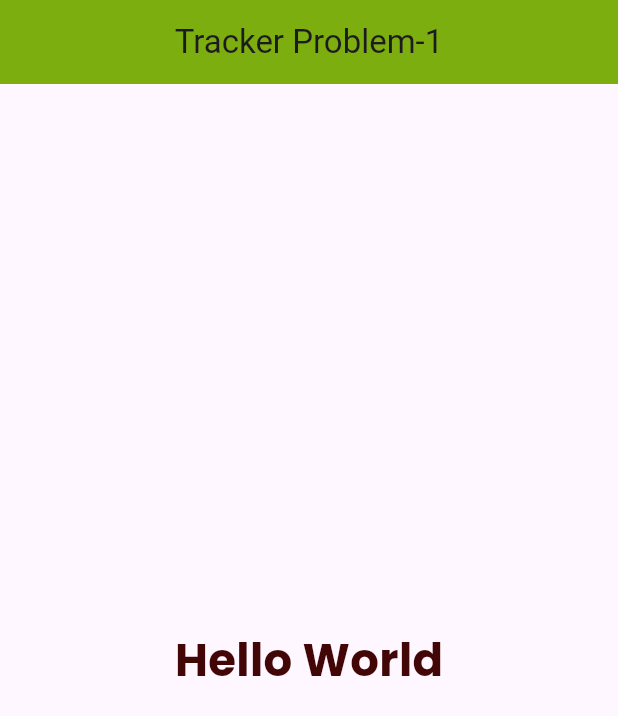
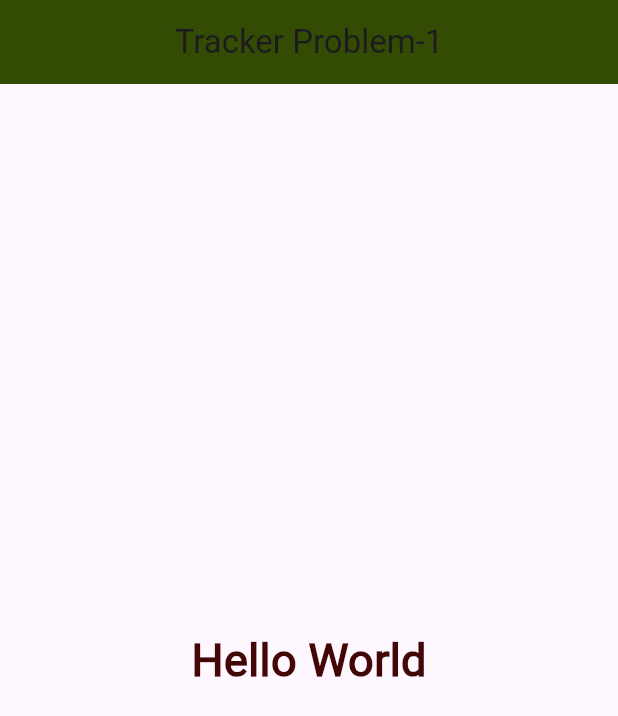
Before and after one commit to Md-Rahatil/tracker_sheet, a Flutter app: the screen it shows after launch, on a phone screen of 412 x 824 dp. Shown: the top 716 px of the screen. Run offline on Flutter 3.47's test engine with Material 3 defaults, Android fonts, the light colour scheme and no system bars; our stand-ins replace animated_text_kit, image_picker, timezone.

Commit message:
custom font

```diff
--- a/lib/task_1.dart
+++ b/lib/task_1.dart
@@ -9,13 +9,13 @@ class Task_1 extends StatelessWidget {
     return Scaffold(
       appBar: AppBar(
         title: const Center(child: Text("Tracker Problem-1")),
-        backgroundColor: const Color.fromARGB(255, 124, 174, 15),
+        backgroundColor: const Color.fromARGB(255, 52, 75, 4),
       ),
       body: Center(
         child: Text(
           "Hello World",
           style: TextStyle(
-            fontFamily: 'Poppins',
+            fontFamily: 'Roboto',
             fontSize: 30,
             color: const Color.fromARGB(255, 66, 6, 6),
             fontWeight: FontWeight.bold,
--- a/pubspec.yaml
+++ b/pubspec.yaml
@@ -107,9 +107,9 @@ flutter:
   # list giving the asset and other descriptors for the font. For
   # example:
   fonts:
-    - family: Poppins
+    - family: Roboto
       fonts:
-        - asset:fonts/Poppins-Bold.ttf
+        - asset: fonts/Roboto-Regular.ttf
   #       - asset: fonts/Schyler-Italic.ttf
   #         style: italic
   #   - family: Trajan Pro
```
Also changed, not shown: fonts/Poppins-Bold.ttf (deleted).
